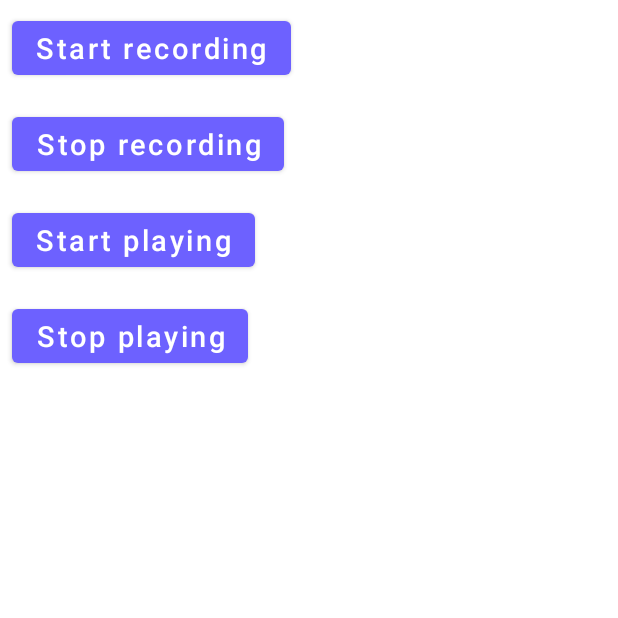
After one commit to 55soup/HeyDude, an Android app: the RecordActivity screen opened directly, with no data from a screen before it, on a phone screen of 412 x 824 dp, the top half of it. The commit adds this screen. Run offline under Robolectric (Android 15) with nearby library versions, the phone set to English and light mode, and no system bars.

Commit message:
녹음기능구현!!

```diff
--- /dev/null
+++ b/app/src/main/java/com/mirim/hey_dude/RecordActivity.java
@@ -0,0 +1,131 @@
+package com.mirim.hey_dude;
+
+import androidx.appcompat.app.AppCompatActivity;
+import androidx.core.app.ActivityCompat;
+
+import android.Manifest;
+import android.content.pm.PackageManager;
+import android.media.MediaPlayer;
+import android.media.MediaRecorder;
+import android.os.Bundle;
+import android.os.Environment;
+import android.view.View;
+import android.widget.Button;
+import android.widget.Toast;
+
+import com.example.hey_dude.R;
+
+import java.io.File;
+import java.io.FileOutputStream;
+import java.io.IOException;
+
+public class RecordActivity extends AppCompatActivity {
+
+        private Button StartRecording, StopRecording, StartPlaying, StopPlaying;
+        private MediaRecorder mediaRecorder;
+        private MediaPlayer mediaPlayer;
+        private String AudioSavaPath = null;
+
+        @Override
+        protected void onCreate(Bundle savedInstanceState) {
+            super.onCreate(savedInstanceState);
+            setContentView(R.layout.activity_record);
+
+            StartRecording = findViewById(R.id.startRecord);
+            StopRecording = findViewById(R.id.stopRecord);
+            StartPlaying = findViewById(R.id.startPlaying);
+            StopPlaying = findViewById(R.id.stopPlaying);
+
+            ActivityCompat.requestPermissions(this,
+                    new String[]{Manifest.permission.RECORD_AUDIO},
+                    100);
+
+            StartRecording.setOnClickListener(new View.OnClickListener() {
+                @Override
+                public void onClick(View v) {
+
+                    if (checkPermissions() == true) {
+
+                        AudioSavaPath = getExternalFilesDir("/").getAbsolutePath();
+                        AudioSavaPath += "/" + "RecordExample_" + "audio.mp3";
+
+                        mediaRecorder = new MediaRecorder();
+                        mediaRecorder.setAudioSource(MediaRecorder.AudioSource.MIC);
+                        mediaRecorder.setOutputFormat(MediaRecorder.OutputFormat.MPEG_4); //레고팅 설정
+                        mediaRecorder.setAudioEncoder(MediaRecorder.AudioEncoder.AAC);
+                        mediaRecorder.setOutputFile(AudioSavaPath);
+
+                        try {
+                            mediaRecorder.prepare();
+                            Toast.makeText(RecordActivity.this, "Recording started", Toast.LENGTH_SHORT).show();
+                        } catch (IOException e) {
+                            e.printStackTrace();
+                        }
+                        mediaRecorder.start();
+
+                    } else {
+                        ActivityCompat.requestPermissions(RecordActivity.this, new String[]{
+                                Manifest.permission.RECORD_AUDIO, Manifest.permission.WRITE_EXTERNAL_STORAGE
+                        }, 1);
+                    }
+                }
+
+            });
+
+            StopRecording.setOnClickListener(new View.OnClickListener() {
+                @Override
+                public void onClick(View v) {
+                    if (null != mediaPlayer) {
+                        try {
+                            mediaRecorder.stop();
+                        }catch(Exception e){
+
+                        } finally {
+                            mediaRecorder.release();
+                            mediaRecorder = null;
+                        }
+                    }
+                }
+            });
+
+            StartPlaying.setOnClickListener(new View.OnClickListener() {
+                @Override
+                public void onClick(View v) {
+
+                    mediaPlayer = new MediaPlayer();
+                    try {
+                        mediaPlayer.setDataSource(AudioSavaPath);
+                        mediaPlayer.prepare();
+                        mediaPlayer.start();
+                        Toast.makeText(RecordActivity.this, "Start playing", Toast.LENGTH_SHORT).show();
+                    } catch (IOException e) {
+                        e.printStackTrace();
+                    }
+                }
+            });
+
+            StopPlaying.setOnClickListener(new View.OnClickListener() {
+                @Override
+                public void onClick(View v) {
+
+                    if (mediaPlayer != null) {
+                        mediaPlayer.stop();
+                        mediaPlayer.release();
+                        Toast.makeText(RecordActivity.this, "Stopped playing", Toast.LENGTH_SHORT).show();
+                    }
+                }
+            });
+
+
+        }
+
+        private boolean checkPermissions() { //permissions check
+            int first = ActivityCompat.checkSelfPermission(getApplicationContext(),
+                    Manifest.permission.RECORD_AUDIO);
+            int second = ActivityCompat.checkSelfPermission(getApplicationContext(),
+                    Manifest.permission.WRITE_EXTERNAL_STORAGE);
+
+            return first == PackageManager.PERMISSION_GRANTED &&
+                    second == PackageManager.PERMISSION_GRANTED;
+        }
+    }
--- /dev/null
+++ b/app/src/main/java/com/mirim/hey_dude/RecordItem.java
@@ -0,0 +1,4 @@
+package com.mirim.hey_dude;
+
+public class RecordItem {
+}
--- /dev/null
+++ b/app/src/main/res/layout/activity_record.xml
@@ -0,0 +1,44 @@
+<?xml version="1.0" encoding="utf-8"?>
+<LinearLayout xmlns:android="http://schemas.android.com/apk/res/android"
+    xmlns:app="http://schemas.android.com/apk/res-auto"
+    xmlns:tools="http://schemas.android.com/tools"
+    android:layout_width="match_parent"
+    android:layout_height="match_parent"
+    android:orientation="vertical"
+    tools:context="com.mirim.hey_dude.RecordActivity">
+    <Button
+        android:id="@+id/startRecord"
+        android:layout_width="wrap_content"
+        android:layout_height="wrap_content"
+        android:text="Start recording"
+        android:textSize="19sp"
+        android:textAllCaps="false"
+        android:layout_margin="8dp"/>
+
+    <Button
+        android:id="@+id/stopRecord"
+        android:layout_width="wrap_content"
+        android:layout_height="wrap_content"
+        android:text="Stop recording"
+        android:textSize="19sp"
+        android:textAllCaps="false"
+        android:layout_margin="8dp"/>
+
+    <Button
+        android:id="@+id/startPlaying"
+        android:layout_width="wrap_content"
+        android:layout_height="wrap_content"
+        android:text="Start playing"
+        android:textSize="19sp"
+        android:textAllCaps="false"
+        android:layout_margin="8dp"/>
+
+    <Button
+        android:id="@+id/stopPlaying"
+        android:layout_width="wrap_content"
+        android:layout_height="wrap_content"
+        android:text="Stop playing"
+        android:textSize="19sp"
+        android:textAllCaps="false"
+        android:layout_margin="8dp"/>
+</LinearLayout>
```
Also changed, not shown: app/src/main/AndroidManifest.xml (+8 -2 lines), app/src/main/java/com/mirim/hey_dude/Fragment2.java (added, +147 -0 lines), app/src/main/java/com/mirim/hey_dude/Fragment2.kt (deleted, +0 -60 lines), app/src/main/res/layout/activity_fragment2.xml (+17 -5 lines), app/src/main/res/layout/item_record_recyclerview.xml (+8 -11 lines).
